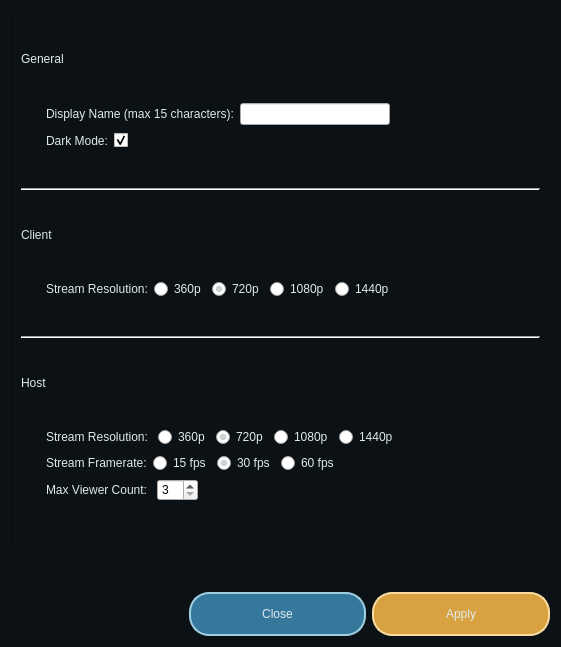
The window that app/home/settingswindow.ui (erakai/Mercury) describes before a commit, drawn with Qt 5.
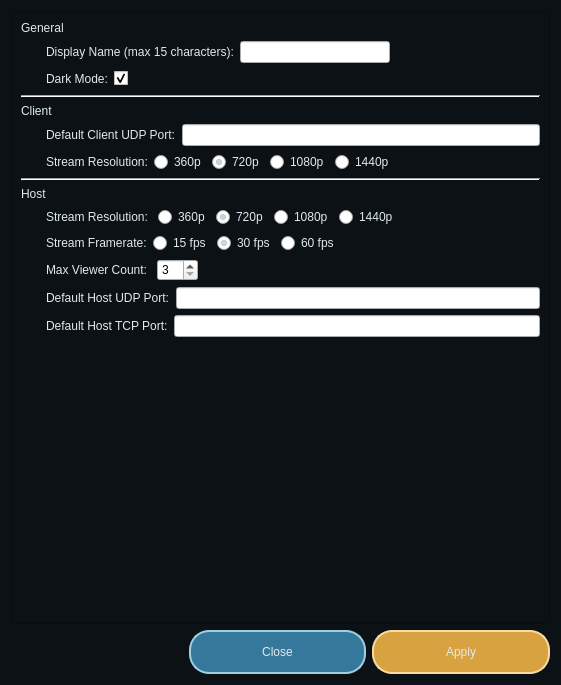
The same window after the commit.

Commit message: added logo, fixed setting button updating in main window. Added default ports to settings

What changed in the file:
```diff
--- a/app/home/settingswindow.ui
+++ b/app/home/settingswindow.ui
@@ -7,7 +7,7 @@
     <x>0</x>
     <y>0</y>
     <width>561</width>
-    <height>647</height>
+    <height>685</height>
    </rect>
   </property>
   <property name="windowTitle">
@@ -64,7 +64,7 @@
 	background-color: rgb(11, 17, 20);
 }</string>
   </property>
-  <layout class="QVBoxLayout" name="verticalLayout" stretch="5,0,1">
+  <layout class="QVBoxLayout" name="verticalLayout" stretch="5,1">
    <item>
     <widget class="QScrollArea" name="scrollArea">
      <property name="verticalScrollBarPolicy">
@@ -82,11 +82,178 @@
         <x>0</x>
         <y>0</y>
         <width>535</width>
-        <height>467</height>
+        <height>541</height>
        </rect>
       </property>
       <layout class="QGridLayout" name="gridLayout">
+       <item row="0" column="0">
+        <widget class="QLabel" name="generalSectionLabel">
+         <property name="sizePolicy">
+          <sizepolicy hsizetype="Preferred" vsizetype="Maximum">
+           <horstretch>0</horstretch>
+           <verstretch>0</verstretch>
+          </sizepolicy>
+         </property>
+         <property name="text">
+          <string>General</string>
+         </property>
+         <property name="sectionHeader" stdset="0">
+          <bool>true</bool>
+         </property>
+        </widget>
+       </item>
+       <item row="11" column="0">
+        <layout class="QHBoxLayout" name="horizontalLayout_16" stretch="1,20">
+         <item>
+          <spacer name="horizontalSpacer_9">
+           <property name="orientation">
+            <enum>Qt::Orientation::Horizontal</enum>
+           </property>
+           <property name="sizeHint" stdset="0">
+            <size>
+             <width>40</width>
+             <height>20</height>
+            </size>
+           </property>
+          </spacer>
+         </item>
+         <item>
+          <layout class="QVBoxLayout" name="verticalLayout_2">
+           <item>
+            <layout class="QHBoxLayout" name="horizontalLayout_2">
+             <item>
+              <widget class="QLabel" name="defaultClientUdpPortLabel">
+               <property name="text">
+                <string>Default Client UDP Port:</string>
+               </property>
+              </widget>
+             </item>
+             <item>
+              <widget class="QLineEdit" name="defaultClientUdpPortLineEdit"/>
+             </item>
+            </layout>
+           </item>
+           <item>
+            <layout class="QHBoxLayout" name="horizontalLayout_7">
+             <item>
+              <widget class="QLabel" name="clientStreamResolutionLabel">
+               <property name="text">
+                <string>Stream Resolution:</string>
+               </property>
+              </widget>
+             </item>
+             <item>
+              <widget class="QRadioButton" name="clientStreamResolutionRadio1">
+               <property name="text">
+                <string>360p</string>
+               </property>
+               <attribute name="buttonGroup">
+                <string notr="true">clientStreamResolutionButtonGroup</string>
+               </attribute>
+              </widget>
+             </item>
+             <item>
+              <widget class="QRadioButton" name="clientStreamResolutionRadio2">
+               <property name="text">
+                <string>720p</string>
+               </property>
+               <property name="checked">
+                <bool>true</bool>
+               </property>
+               <attribute name="buttonGroup">
+                <string notr="true">clientStreamResolutionButtonGroup</string>
+               </attribute>
+              </widget>
+             </item>
+             <item>
+              <widget class="QRadioButton" name="clientStreamResolutionRadio3">
+               <property name="text">
+                <string>1080p</string>
+               </property>
+               <attribute name="buttonGroup">
+                <string notr="true">clientStreamResolutionButtonGroup</string>
+               </attribute>
+              </widget>
+             </item>
+             <item>
+              <widget class="QRadioButton" name="clientStreamResolutionRadio4">
+               <property name="text">
+                <string>1440p</string>
+               </property>
+               <attribute name="buttonGroup">
+                <string notr="true">clientStreamResolutionButtonGroup</string>
+               </attribute>
+              </widget>
+             </item>
+             <item>
+              <spacer name="horizontalSpacer_4">
+               <property name="orientation">
+                <enum>Qt::Orientation::Horizontal</enum>
+               </property>
+               <property name="sizeHint" stdset="0">
+                <size>
+                 <width>40</width>
+                 <height>20</height>
+                </size>
+               </property>
+              </spacer>
+             </item>
+            </layout>
+           </item>
+          </layout>
+         </item>
+        </layout>
+       </item>
+       <item row="8" column="0">
+        <widget class="Line" name="line_2">
+         <property name="autoFillBackground">
+          <bool>false</bool>
+         </property>
+         <property name="orientation">
+          <enum>Qt::Orientation::Horizontal</enum>
+         </property>
+        </widget>
+       </item>
        <item row="14" column="0">
+        <widget class="QLabel" name="hostSectionLabel">
+         <property name="sizePolicy">
+          <sizepolicy hsizetype="Preferred" vsizetype="Maximum">
+           <horstretch>0</horstretch>
+           <verstretch>0</verstretch>
+          </sizepolicy>
+         </property>
+         <property name="text">
+          <string>Host</string>
+         </property>
+         <property name="sectionHeader" stdset="0">
+          <bool>true</bool>
+         </property>
+        </widget>
+       </item>
+       <item row="9" column="0">
+        <widget class="QLabel" name="clientSectionLabel">
+         <property name="sizePolicy">
+          <sizepolicy hsizetype="Preferred" vsizetype="Maximum">
+           <horstretch>0</horstretch>
+           <verstretch>0</verstretch>
+          </sizepolicy>
+         </property>
+         <property name="text">
+          <string>Client</string>
+         </property>
+         <property name="sectionHeader" stdset="0">
+          <bool>true</bool>
+         </property>
+        </widget>
+       </item>
+       <item row="13" column="0">
+        <widget class="Line" name="line">
+         <property name="orientation">
+          <enum>Qt::Orientation::Horizontal</enum>
+         </property>
+        </widget>
+       </item>
+       <item row="15" column="0">
         <layout class="QHBoxLayout" name="horizontalLayout_17" stretch="1,20">
          <item>
           <spacer name="horizontalSpacer_10">
@@ -258,52 +425,38 @@
              </item>
             </layout>
            </item>
+           <item>
+            <layout class="QHBoxLayout" name="horizontalLayout_9">
+             <item>
+              <widget class="QLabel" name="defaultHostUdpPortLabel">
+               <property name="text">
+                <string>Default Host UDP Port:</string>
+               </property>
+              </widget>
+             </item>
+             <item>
+              <widget class="QLineEdit" name="defaultHostUdpPortLineEdit"/>
+             </item>
+            </layout>
+           </item>
+           <item>
+            <layout class="QHBoxLayout" name="horizontalLayout_12">
+             <item>
+              <widget class="QLabel" name="label">
+               <property name="text">
+                <string>Default Host TCP Port:</string>
+               </property>
+              </widget>
+             </item>
+             <item>
+              <widget class="QLineEdit" name="defaultHostTcpPortLineEdit"/>
+             </item>
+            </layout>
+           </item>
           </layout>
          </item>
         </layout>
        </item>
-       <item row="8" column="0">
-        <widget class="Line" name="line_2">
-         <property name="autoFillBackground">
-          <bool>false</bool>
-         </property>
-         <property name="orientation">
-          <enum>Qt::Orientation::Horizontal</enum>
-         </property>
-        </widget>
-       </item>
-       <item row="13" column="0">
-        <widget class="QLabel" name="hostSectionLabel">
-         <property name="sizePolicy">
-          <sizepolicy hsizetype="Preferred" vsizetype="Maximum">
-           <horstretch>0</horstretch>
-           <verstretch>0</verstretch>
-          </sizepolicy>
-         </property>
-         <property name="text">
-          <string>Host</string>
-         </property>
-         <property name="sectionHeader" stdset="0">
-          <bool>true</bool>
-         </property>
-        </widget>
-       </item>
-       <item row="9" column="0">
-        <widget class="QLabel" name="clientSectionLabel">
-         <property name="sizePolicy">
-          <sizepolicy hsizetype="Preferred" vsizetype="Maximum">
-           <horstretch>0</horstretch>
-           <verstretch>0</verstretch>
-          </sizepolicy>
-         </property>
-         <property name="text">
-          <string>Client</string>
-         </property>
-         <property name="sectionHeader" stdset="0">
-          <bool>true</bool>
-         </property>
-        </widget>
-       </item>
        <item row="1" column="0">
         <layout class="QHBoxLayout" name="horizontalLayout_15" stretch="1,20">
          <item>
@@ -386,130 +539,23 @@
          </item>
         </layout>
        </item>
-       <item row="12" column="0">
-        <widget class="Line" name="line">
+       <item row="16" column="0">
+        <spacer name="verticalSpacer">
          <property name="orientation">
-          <enum>Qt::Orientation::Horizontal</enum>
+          <enum>Qt::Orientation::Vertical</enum>
          </property>
-        </widget>
-       </item>
-       <item row="10" column="0">
-        <layout class="QHBoxLayout" name="horizontalLayout_16" stretch="1,20">
-         <item>
-          <spacer name="horizontalSpacer_9">
-           <property name="orientation">
-            <enum>Qt::Orientation::Horizontal</enum>
-           </property>
-           <property name="sizeHint" stdset="0">
-            <size>
-             <width>40</width>
-             <height>20</height>
-            </size>
-           </property>
-          </spacer>
-         </item>
-         <item>
-          <layout class="QHBoxLayout" name="horizontalLayout_7">
-           <item>
-            <widget class="QLabel" name="clientStreamResolutionLabel">
-             <property name="text">
-              <string>Stream Resolution:</string>
-             </property>
-            </widget>
-           </item>
-           <item>
-            <widget class="QRadioButton" name="clientStreamResolutionRadio1">
-             <property name="text">
-              <string>360p</string>
-             </property>
-             <attribute name="buttonGroup">
-              <string notr="true">clientStreamResolutionButtonGroup</string>
-             </attribute>
-            </widget>
-           </item>
-           <item>
-            <widget class="QRadioButton" name="clientStreamResolutionRadio2">
-             <property name="text">
-              <string>720p</string>
-             </property>
-             <property name="checked">
-              <bool>true</bool>
-             </property>
-             <attribute name="buttonGroup">
-              <string notr="true">clientStreamResolutionButtonGroup</string>
-             </attribute>
-            </widget>
-           </item>
-           <item>
-            <widget class="QRadioButton" name="clientStreamResolutionRadio3">
-             <property name="text">
-              <string>1080p</string>
-             </property>
-             <attribute name="buttonGroup">
-              <string notr="true">clientStreamResolutionButtonGroup</string>
-             </attribute>
-            </widget>
-           </item>
-           <item>
-            <widget class="QRadioButton" name="clientStreamResolutionRadio4">
-             <property name="text">
-              <string>1440p</string>
-             </property>
-             <attribute name="buttonGroup">
-              <string notr="true">clientStreamResolutionButtonGroup</string>
-             </attribute>
-            </widget>
-           </item>
-           <item>
-            <spacer name="horizontalSpacer_4">
-             <property name="orientation">
-              <enum>Qt::Orientation::Horizontal</enum>
-             </property>
-             <property name="sizeHint" stdset="0">
-              <size>
-               <width>40</width>
-               <height>20</height>
-              </size>
-             </property>
-            </spacer>
-           </item>
-          </layout>
-         </item>
-        </layout>
-       </item>
-       <item row="0" column="0">
-        <widget class="QLabel" name="generalSectionLabel">
-         <property name="sizePolicy">
-          <sizepolicy hsizetype="Preferred" vsizetype="Maximum">
-           <horstretch>0</horstretch>
-           <verstretch>0</verstretch>
-          </sizepolicy>
+         <property name="sizeHint" stdset="0">
+          <size>
+           <width>20</width>
+           <height>40</height>
+          </size>
          </property>
-         <property name="text">
-          <string>General</string>
-         </property>
-         <property name="sectionHeader" stdset="0">
-          <bool>true</bool>
-         </property>
-        </widget>
+        </spacer>
        </item>
       </layout>
      </widget>
     </widget>
    </item>
-   <item>
-    <spacer name="verticalSpacer">
-     <property name="orientation">
-      <enum>Qt::Orientation::Vertical</enum>
-     </property>
-     <property name="sizeHint" stdset="0">
-      <size>
-       <width>20</width>
-       <height>40</height>
-      </size>
-     </property>
-    </spacer>
-   </item>
    <item>
     <layout class="QHBoxLayout" name="horizontalLayout" stretch="0,0,0">
      <item>
@@ -528,7 +574,7 @@
      <item>
       <widget class="QPushButton" name="closeButton">
        <property name="sizePolicy">
-        <sizepolicy hsizetype="Expanding" vsizetype="Fixed">
+        <sizepolicy hsizetype="Expanding" vsizetype="Maximum">
          <horstretch>0</horstretch>
          <verstretch>0</verstretch>
         </sizepolicy>
@@ -541,7 +587,7 @@
      <item>
       <widget class="QPushButton" name="applyButton">
        <property name="sizePolicy">
-        <sizepolicy hsizetype="Expanding" vsizetype="Fixed">
+        <sizepolicy hsizetype="Expanding" vsizetype="Maximum">
          <horstretch>0</horstretch>
          <verstretch>0</verstretch>
         </sizepolicy>
```
The commit also changes 17 other files.
